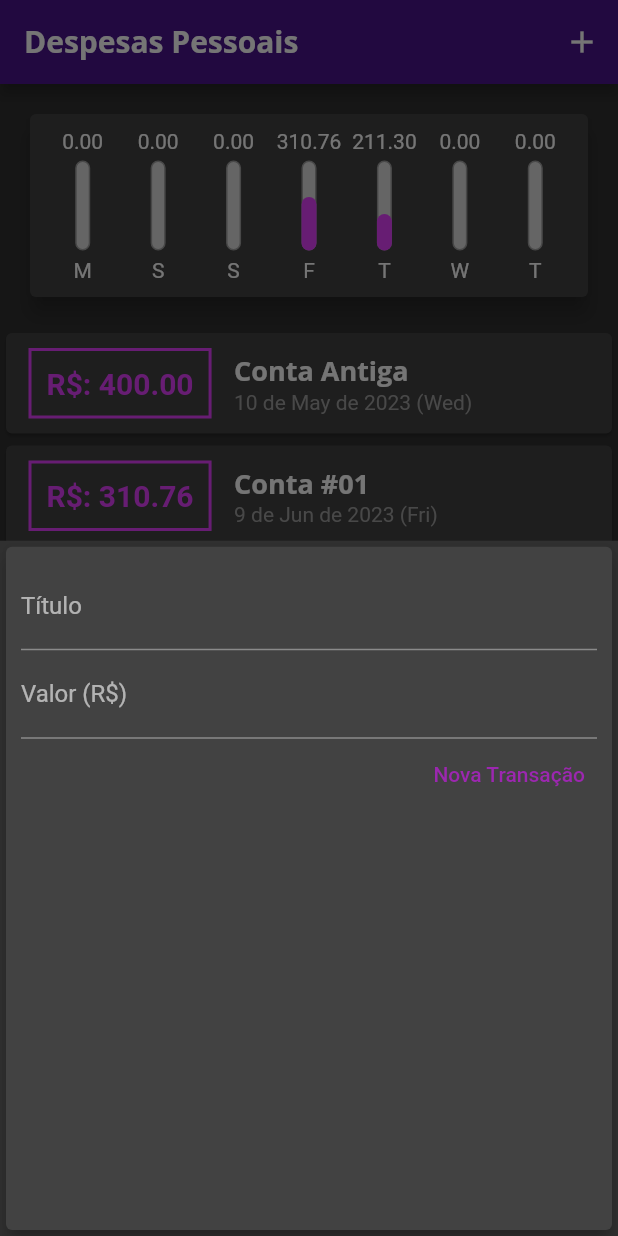
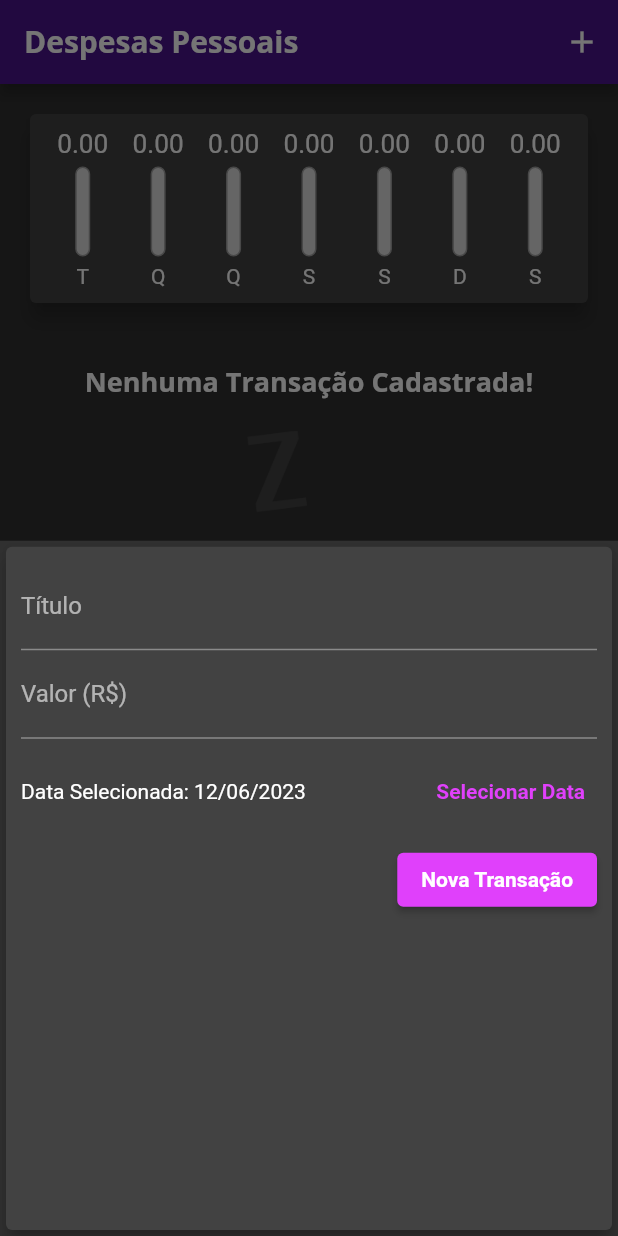
Before and after one commit to v10k/Flutter_Expenses, a Flutter app: the screen it shows after launch, after a tap on the "add" icon, on a phone screen of 412 x 824 dp. Run offline on Flutter 3.47's test engine with Material 2 defaults, Android fonts, the phone set to English and light mode, and no system bars; missing offline and left inert: confirm_dialog.

Commit message:
Started edit function, finished chart widget, add delete function on list.

```diff
--- a/04. Construindo App Real - Despesas Pessoais/expenses/lib/components/chart.dart
+++ b/04. Construindo App Real - Despesas Pessoais/expenses/lib/components/chart.dart
@@ -26,8 +26,11 @@ class Chart extends StatelessWidget {
         }
       }
 
-      return {'day': DateFormat.E().format(weekDay)[0], 'value': totalSum};
-    });
+      return {
+        'day': DateFormat.E().format(weekDay)[0].toUpperCase(),
+        'value': totalSum
+      };
+    }).reversed.toList();
   }
 
   double get _weekTotalValue {
@@ -51,7 +54,7 @@ class Chart extends StatelessWidget {
               child: ChartBar(
                   label: tr['day'].toString(),
                   value: (tr['value'] as double),
-                  percentage: (tr['value'] as double) / _weekTotalValue),
+                  percentage: _weekTotalValue == 0 ? 0 : (tr['value'] as double) / _weekTotalValue),
             );
           }).toList(),
         ),
--- a/04. Construindo App Real - Despesas Pessoais/expenses/lib/components/chart_bar.dart
+++ b/04. Construindo App Real - Despesas Pessoais/expenses/lib/components/chart_bar.dart
@@ -15,7 +15,9 @@ class ChartBar extends StatelessWidget {
   Widget build(BuildContext context) {
     return Column(
       children: [
-        FittedBox(child: Text('${value.toStringAsFixed(2)}')),
+        SizedBox(
+            height: 20,
+            child: FittedBox(child: Text('${value.toStringAsFixed(2)}'))),
         const SizedBox(height: 5),
         Container(
           height: 60,
--- a/04. Construindo App Real - Despesas Pessoais/expenses/lib/components/transaction_form.dart
+++ b/04. Construindo App Real - Despesas Pessoais/expenses/lib/components/transaction_form.dart
@@ -1,27 +1,49 @@
+import 'package:expenses/models/transaction.dart';
 import 'package:flutter/material.dart';
+import 'package:intl/intl.dart';
 
 class TransactionForm extends StatefulWidget {
-  const TransactionForm(this.onSubmit, {super.key});
+  TransactionForm(this.onSubmit, this.onSubmitEditable, {super.key});
 
-  final void Function(String, double) onSubmit;
+  final void Function(String, double, DateTime) onSubmit;
+  final void Function(Transaction editable) onSubmitEditable;
 
   @override
   State<TransactionForm> createState() => _TransactionFormState();
 }
 
 class _TransactionFormState extends State<TransactionForm> {
-  final titleController = TextEditingController();
-  final valueController = TextEditingController();
+
+  final _titleController = TextEditingController();
+  final _valueController = TextEditingController();
+  DateTime _selectedDate = DateTime.now();
 
   _submitForm() {
-    final title = titleController.text;
-    final value = double.tryParse(valueController.text) ?? 0.0;
+    final title = _titleController.text;
+    final value = double.tryParse(_valueController.text) ?? 0.0;
 
     if (title.isEmpty || value <= 0) {
       return;
     }
 
-    widget.onSubmit(title, value);
+    widget.onSubmit(title, value, _selectedDate);
+  }
+
+  _showDatePicker() {
+    showDatePicker(
+      context: context,
+      initialDate: DateTime.now(),
+      firstDate: DateTime(2021),
+      lastDate: DateTime.now(),
+      locale: const Locale('pt', 'BR'),
+    ).then((pickedDate) {
+      if (pickedDate == null) {
+        return;
+      }
+      setState(() {
+        _selectedDate = pickedDate;
+      });
+    });
   }
 
   @override
@@ -32,25 +54,42 @@ class _TransactionFormState extends State<TransactionForm> {
         padding: const EdgeInsets.all(10),
         child: Column(children: [
           TextField(
-            controller: titleController,
+            controller: _titleController,
             textInputAction: TextInputAction.next,
             decoration: const InputDecoration(
               labelText: 'Título',
             ),
           ),
           TextField(
-            controller: valueController,
+            controller: _valueController,
             keyboardType: const TextInputType.numberWithOptions(decimal: true),
             onSubmitted: (_) => _submitForm(),
             decoration: const InputDecoration(
               labelText: 'Valor (R\$)',
             ),
           ),
+          SizedBox(
+            height: 70,
+            child: Row(
+              children: [
+                Expanded(
+                    child: Text(
+                        'Data Selecionada: ${DateFormat('dd/MM/y').format(_selectedDate)}')),
+                TextButton(
+                    style: TextButton.styleFrom(
+                        foregroundColor: Theme.of(context).colorScheme.primary),
+                    onPressed: _showDatePicker,
+                    child: const Text('Selecionar Data',
+                        style: TextStyle(
+                          fontWeight: FontWeight.bold,
+                        )))
+              ],
+            ),
+          ),
           Row(
             mainAxisAlignment: MainAxisAlignment.end,
             children: [
-              TextButton(
-                style: TextButton.styleFrom(foregroundColor: Colors.purple),
+              ElevatedButton(
                 onPressed: _submitForm,
                 child: const Text(
                   'Nova Transação',
--- a/04. Construindo App Real - Despesas Pessoais/expenses/lib/components/transaction_list.dart
+++ b/04. Construindo App Real - Despesas Pessoais/expenses/lib/components/transaction_list.dart
@@ -1,11 +1,14 @@
 import 'package:flutter/material.dart';
 import '../models/transaction.dart';
 import 'package:intl/intl.dart';
+import 'package:confirm_dialog/confirm_dialog.dart';
 
 class TransactionList extends StatelessWidget {
   final List<Transaction> transactions;
+  final void Function(String) onRemove;
+  final void Function(Transaction editable) onEditable;
 
-  const TransactionList(this.transactions, {super.key});
+  const TransactionList(this.transactions, this.onRemove, this.onEditable, {super.key});
 
   @override
   Widget build(BuildContext context) {
@@ -32,36 +35,43 @@ class TransactionList extends StatelessWidget {
               itemBuilder: (ctx, index) {
                 final tr = transactions[index];
                 return Card(
-                  child: Row(
-                    children: [
-                      Container(
-                        margin: const EdgeInsets.symmetric(
-                            horizontal: 15, vertical: 10),
-                        decoration: BoxDecoration(
-                            border: Border.all(
-                          color: Theme.of(context).colorScheme.primary,
-                          width: 2,
-                        )),
-                        padding: const EdgeInsets.all(10),
-                        child: Text('R\$: ${tr.value.toStringAsFixed(2)}',
-                            style: TextStyle(
-                              fontWeight: FontWeight.bold,
-                              fontSize: 20,
-                              color: Theme.of(context).colorScheme.primary,
-                            )),
+                  elevation: 5,
+                  margin:
+                      const EdgeInsets.symmetric(vertical: 8, horizontal: 5),
+                  child: ListTile(
+                    leading: CircleAvatar(
+                      radius: 30,
+                      child: Padding(
+                        padding: const EdgeInsets.all(6),
+                        child: FittedBox(
+                          child: Text('R\$${tr.value}'),
+                        ),
                       ),
-                      Column(
-                        crossAxisAlignment: CrossAxisAlignment.start,
-                        children: [
-                          Text(tr.title,
-                              style: Theme.of(context).textTheme.titleLarge),
-                          Text(
-                              DateFormat("d 'de' MMM 'de' y (E)")
-                                  .format(tr.date),
-                              style: const TextStyle(color: Colors.grey))
-                        ],
-                      )
-                    ],
+                    ),
+                    title: Text(tr.title,
+                        style: Theme.of(context).textTheme.titleLarge),
+                    subtitle: Text(
+                      DateFormat('d MMM y').format(tr.date),
+                    ),
+                    trailing: Wrap(children: [
+                      IconButton(
+                        icon: const Icon(Icons.edit),
+                        color: Theme.of(context).colorScheme.outline,
+                        onPressed: () => onEditable(tr),
+                      ),
+                      IconButton(
+                        onPressed: () async {
+                          if (await confirm(context,
+                              content: const Text(
+                                "Realmente deseja remover?",
+                              ))) {
+                            onRemove(tr.id);
+                          }
+                        },
+                        icon: const Icon(Icons.delete),
+                        color: Theme.of(context).colorScheme.error,
+                      ),
+                    ]),
                   ),
                 );
               },
--- a/04. Construindo App Real - Despesas Pessoais/expenses/lib/main.dart
+++ b/04. Construindo App Real - Despesas Pessoais/expenses/lib/main.dart
@@ -1,9 +1,12 @@
 import 'package:flutter/material.dart';
-import 'dart:math';
 import 'package:expenses/components/transaction_form.dart';
 import 'package:expenses/components/transaction_list.dart';
 import 'package:expenses/components/chart.dart';
+import 'package:flutter_localizations/flutter_localizations.dart';
 import 'models/transaction.dart';
+import 'package:intl/date_symbol_data_local.dart';
+import 'package:intl/intl.dart';
+import 'dart:math';
 
 main() => runApp(ExpensesApp());
 
@@ -13,12 +16,15 @@ class ExpensesApp extends StatelessWidget {
 
   @override
   Widget build(BuildContext context) {
+    initializeDateFormatting('pt_BR', null);
+    Intl.defaultLocale = 'pt_BR';
     return MaterialApp(
       home: const MyHomePage(),
       theme: tema.copyWith(
         colorScheme: tema.colorScheme.copyWith(
           primary: Colors.purpleAccent,
           secondary: Colors.amber,
+          outline: Colors.orange,
         ),
         textTheme: tema.textTheme.copyWith(
             titleLarge: const TextStyle(
@@ -27,7 +33,10 @@ class ExpensesApp extends StatelessWidget {
               fontWeight: FontWeight.bold,
               color: Colors.white,
             ),
-        ),
+            labelLarge: const TextStyle(
+              color: Colors.white,
+              fontWeight: FontWeight.bold,
+            )),
         appBarTheme: AppBarTheme(
           color: Colors.purple.shade900,
           titleTextStyle: const TextStyle(
@@ -37,6 +46,11 @@ class ExpensesApp extends StatelessWidget {
           ),
         ),
       ),
+      localizationsDelegates: const [
+        GlobalMaterialLocalizations.delegate,
+        GlobalWidgetsLocalizations.delegate,
+      ],
+      supportedLocales: const [Locale('pt', 'BR')],
     );
   }
 }
@@ -49,23 +63,7 @@ class MyHomePage extends StatefulWidget {
 }
 
 class _MyHomePageState extends State<MyHomePage> {
-  final List<Transaction> _transactions = [
-    Transaction(
-        id: 't0',
-        title: 'Conta Antiga',
-        value: 400.00,
-        date: DateTime.now().subtract(const Duration(days: 33))),
-    Transaction(
-        id: 't1',
-        title: 'Conta #01',
-        value: 310.76,
-        date: DateTime.now().subtract(const Duration(days: 3))),
-    Transaction(
-        id: 't2',
-        title: 'Conta #02',
-        value: 211.30,
-        date: DateTime.now().subtract(const Duration(days: 4))),
-  ];
+  final List<Transaction> _transactions = [];
 
   List<Transaction> get _recentTransactions {
     return _transactions.where((tr) {
@@ -73,12 +71,12 @@ class _MyHomePageState extends State<MyHomePage> {
     }).toList();
   }
 
-  _addTransaction(String title, double value) {
+  _addTransaction(String title, double value, DateTime date) {
     final newTransaction = Transaction(
-      id: Random().nextDouble().toString(),
+      id: Random().nextDouble().toString() + title.hashCode.toString(),
       title: title,
       value: value,
-      date: DateTime.now(),
+      date: date,
     );
 
     setState(() {
@@ -88,11 +86,27 @@ class _MyHomePageState extends State<MyHomePage> {
     Navigator.of(context).pop();
   }
 
+  _removeTransaction(String id) {
+    setState(() {
+      _transactions.removeWhere((tr) => tr.id == id);
+    });
+  }
+
+  _editTransaction(Transaction editable) {
+    setState(() {
+      _transactions[(editable.id as int)] = editable;
+    });
+  }
+
+  _sendEditableTransaction(Transaction editable) {
+
+  }
+
   _openTransactionFormModal(BuildContext context) {
     showModalBottomSheet(
         context: context,
         builder: (_) {
-          return TransactionForm(_addTransaction);
+          return TransactionForm(_addTransaction, _editTransaction);
         });
   }
 
@@ -112,7 +126,7 @@ class _MyHomePageState extends State<MyHomePage> {
           crossAxisAlignment: CrossAxisAlignment.stretch,
           children: <Widget>[
             Chart(_recentTransactions),
-            TransactionList(_transactions),
+            TransactionList(_transactions, _removeTransaction, _sendEditableTransaction),
           ],
         ),
       ),
--- a/04. Construindo App Real - Despesas Pessoais/expenses/pubspec.yaml
+++ b/04. Construindo App Real - Despesas Pessoais/expenses/pubspec.yaml
@@ -28,9 +28,13 @@ environment:
 # the latest version available on pub.dev. To see which dependencies have newer
 # versions available, run `flutter pub outdated`.
 dependencies:
+  confirm_dialog: ^1.0.1
   flutter:
     sdk: flutter
-  intl: ^0.18.1
+  flutter_localizations:
+    sdk: flutter
+  intl: 0.18.0
+
 
 
   # The following adds the Cupertino Icons font to your application.
```
Also changed, not shown: 04. Construindo App Real - Despesas Pessoais/expenses/pubspec.lock. Lines whose indentation alone changed are shown as unchanged.
